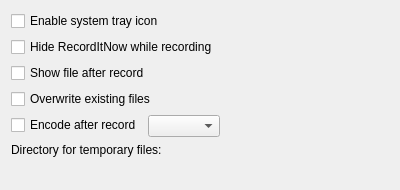
Old version of the form src/ui/settings.ui in the repository hippich/recorditnow.
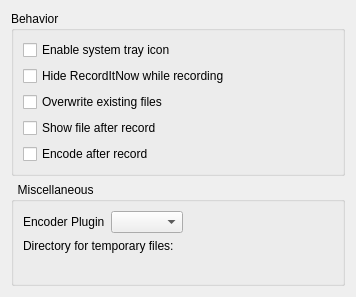
New version of the form. Custom widgets are drawn as their Qt base class.

What changed in the file:
```diff
--- a/src/ui/settings.ui
+++ b/src/ui/settings.ui
@@ -6,8 +6,8 @@
    <rect>
     <x>0</x>
     <y>0</y>
-    <width>400</width>
-    <height>190</height>
+    <width>356</width>
+    <height>297</height>
    </rect>
   </property>
   <property name="windowTitle">
@@ -15,7 +15,11 @@
   </property>
   <layout class="QGridLayout" name="gridLayout">
    <item row="0" column="0">
-    <layout class="QFormLayout" name="formLayout">
+    <widget class="QGroupBox" name="groupBox">
+     <property name="title">
+      <string>Behavior </string>
+     </property>
+     <layout class="QFormLayout" name="formLayout_3">
      <property name="fieldGrowthPolicy">
       <enum>QFormLayout::ExpandingFieldsGrow</enum>
      </property>
@@ -34,37 +38,53 @@
       </widget>
      </item>
      <item row="2" column="0" colspan="2">
-      <widget class="QCheckBox" name="kcfg_showVideo">
-       <property name="text">
-        <string>Show file after record</string>
-       </property>
-      </widget>
-     </item>
-     <item row="3" column="0" colspan="2">
       <widget class="QCheckBox" name="kcfg_overwrite">
        <property name="text">
         <string>Overwrite existing files</string>
        </property>
       </widget>
      </item>
-     <item row="4" column="0">
+      <item row="3" column="0" colspan="2">
+       <widget class="QCheckBox" name="kcfg_showVideo">
+        <property name="text">
+         <string>Show file after record</string>
+        </property>
+       </widget>
+      </item>
+      <item row="4" column="0" colspan="2">
       <widget class="QCheckBox" name="kcfg_encode">
        <property name="text">
         <string>Encode after record</string>
        </property>
       </widget>
      </item>
-     <item row="4" column="1">
+     </layout>
+    </widget>
+   </item>
+   <item row="1" column="0">
+    <widget class="QGroupBox" name="groupBox_2">
+     <property name="title">
+      <string>	 Miscellaneous</string>
+     </property>
+     <layout class="QFormLayout" name="formLayout_4">
+      <property name="fieldGrowthPolicy">
+       <enum>QFormLayout::ExpandingFieldsGrow</enum>
+      </property>
+      <item row="0" column="0">
+       <widget class="QLabel" name="label_2">
+        <property name="text">
+         <string>Encoder Plugin</string>
+        </property>
+       </widget>
+      </item>
+      <item row="0" column="1">
       <widget class="KComboBox" name="encoderCombo">
        <property name="insertPolicy">
         <enum>QComboBox::InsertAlphabetically</enum>
        </property>
       </widget>
      </item>
-     <item row="6" column="0" colspan="2">
-      <widget class="KUrlRequester" name="kcfg_workDir"/>
-     </item>
-     <item row="5" column="0" colspan="2">
+      <item row="1" column="0" colspan="2">
       <widget class="QLabel" name="label">
        <property name="text">
         <string>Directory for temporary files:</string>
@@ -74,7 +94,11 @@
        </property>
       </widget>
      </item>
-    </layout>
+      <item row="2" column="0" colspan="2">
+       <widget class="KUrlRequester" name="kcfg_workDir"/>
+      </item>
+     </layout>
+    </widget>
    </item>
   </layout>
  </widget>
```
Left out of the diff: 8 changed lines with no effect on the pictures. Lines whose indentation alone changed are shown as unchanged.
